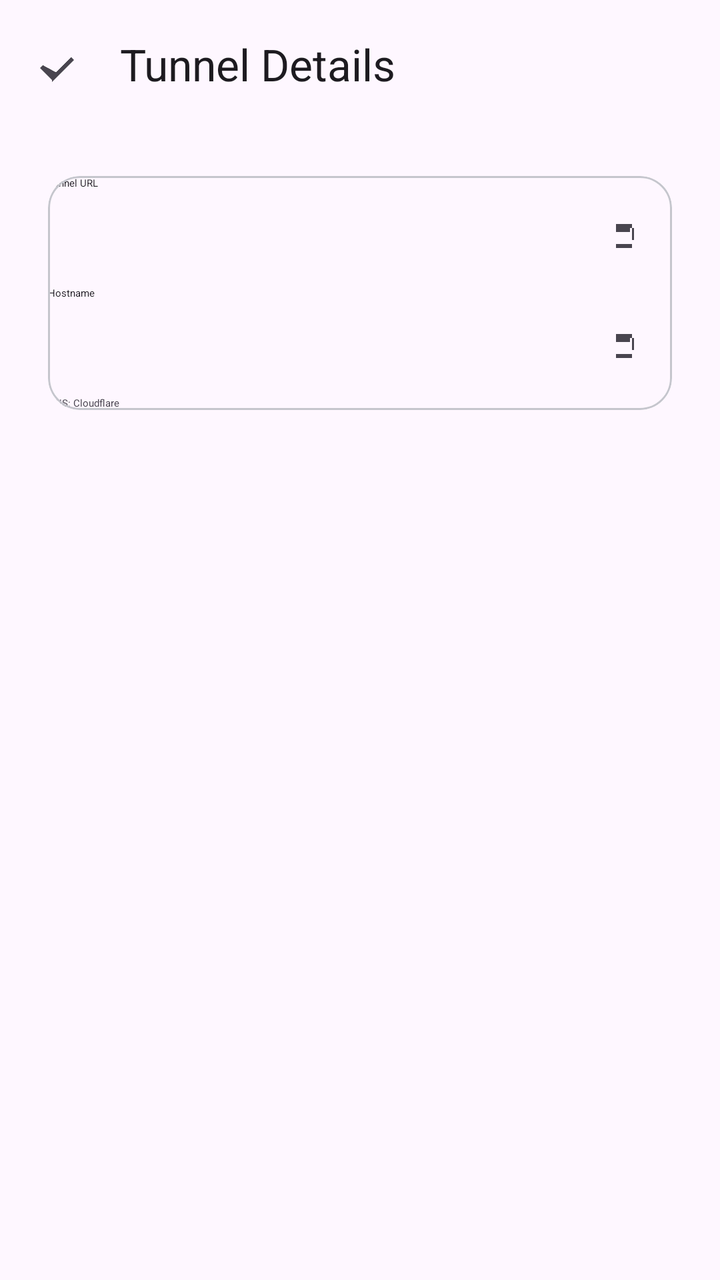
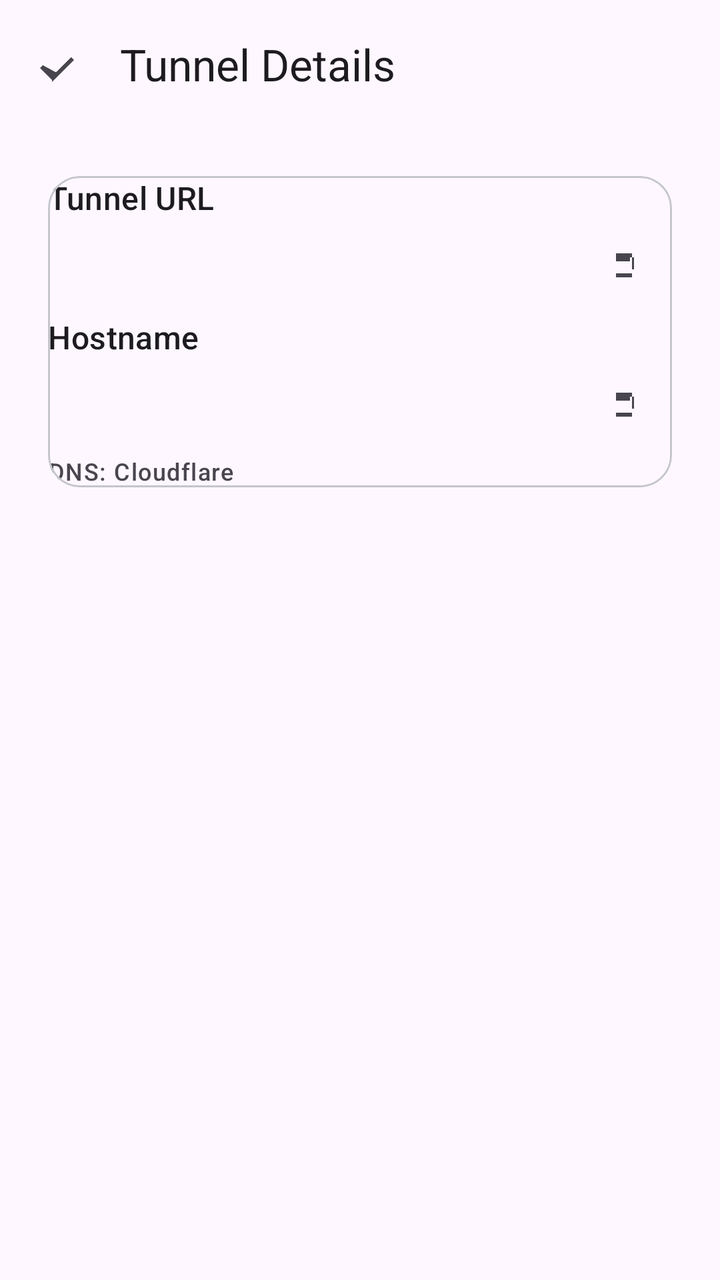

Compare the two renders of this Android layout. The source of the first and the diff that turns it into the second are given below.
<!-- AndroidManifest.xml: application theme Theme.TunPixel -->
<!-- res/layout/activity_tunnel_details.xml -->
<?xml version="1.0" encoding="utf-8"?>
<androidx.constraintlayout.widget.ConstraintLayout xmlns:android="http://schemas.android.com/apk/res/android"
    xmlns:app="http://schemas.android.com/apk/res-auto"
    xmlns:tools="http://schemas.android.com/tools"
    android:layout_width="match_parent"
    android:layout_height="match_parent"
    android:background="?attr/colorBackground"
    tools:context=".TunnelDetailsActivity">

    <com.google.android.material.appbar.MaterialToolbar
        android:id="@+id/toolbar"
        android:layout_width="match_parent"
        android:layout_height="?attr/actionBarSize"
        android:background="?attr/colorSurface"
        app:title="@string/text_tunnel_details"
        app:navigationIcon="@drawable/ic_baseline_arrow_back_24"
        app:layout_constraintTop_toTopOf="parent" />

    <ScrollView
        android:layout_width="match_parent"
        android:layout_height="0dp"
        app:layout_constraintTop_toBottomOf="@id/toolbar"
        app:layout_constraintBottom_toBottomOf="parent">

        <LinearLayout
            android:layout_width="match_parent"
            android:layout_height="wrap_content"
            android:orientation="vertical"
            android:padding="24dp"
            android:spacing="24dp">

            <com.google.android.material.card.MaterialCardView
                style="@style/Widget.TunPixel.CardView"
                android:layout_width="match_parent"
                android:layout_height="wrap_content"
                android:padding="24dp">

                <LinearLayout
                    android:layout_width="match_parent"
                    android:layout_height="wrap_content"
                    android:orientation="vertical"
                    android:spacing="16dp">

                    <TextView
                        android:id="@+id/textTunnelUrlLabel"
                        android:layout_width="match_parent"
                        android:layout_height="wrap_content"
                        android:text="Tunnel URL"
                        android:textAppearance="?attr/titleMedium"
                        android:textColor="?attr/colorOnSurface" />

                    <LinearLayout
                        android:layout_width="match_parent"
                        android:layout_height="wrap_content"
                        android:orientation="horizontal"
                        android:spacing="8dp">

                        <TextView
                            android:id="@+id/textTunnelUrl"
                            android:layout_width="0dp"
                            android:layout_height="wrap_content"
                            android:layout_weight="1"
                            android:textAppearance="?attr/bodyMedium"
                            android:textColor="?attr/colorPrimaryContainer"
                            android:isTextSelectable="true" />

                        <ImageButton
                            android:id="@+id/buttonCopyUrl"
                            android:layout_width="48dp"
                            android:layout_height="48dp"
                            android:background="?attr/selectableItemBackgroundBorderless"
                            android:src="@drawable/ic_baseline_content_copy_24"
                            android:contentDescription="Copy URL" />
                    </LinearLayout>

                    <TextView
                        android:id="@+id/textTunnelHostnameLabel"
                        android:layout_width="match_parent"
                        android:layout_height="wrap_content"
                        android:text="Hostname"
                        android:textAppearance="?attr/titleMedium"
                        android:textColor="?attr/colorOnSurface" />

                    <LinearLayout
                        android:layout_width="match_parent"
                        android:layout_height="wrap_content"
                        android:orientation="horizontal"
                        android:spacing="8dp">

                        <TextView
                            android:id="@+id/textTunnelHostname"
                            android:layout_width="0dp"
                            android:layout_height="wrap_content"
                            android:layout_weight="1"
                            android:textAppearance="?attr/bodyMedium"
                            android:textColor="?attr/colorPrimaryContainer"
                            android:isTextSelectable="true" />

                        <ImageButton
                            android:id="@+id/buttonCopyHostname"
                            android:layout_width="48dp"
                            android:layout_height="48dp"
                            android:background="?attr/selectableItemBackgroundBorderless"
                            android:src="@drawable/ic_baseline_content_copy_24"
                            android:contentDescription="Copy hostname" />
                    </LinearLayout>

                    <TextView
                        android:id="@+id/textDnsMode"
                        android:layout_width="match_parent"
                        android:layout_height="wrap_content"
                        android:text="DNS: Cloudflare"
                        android:textAppearance="?attr/labelMedium"
                        android:textColor="?attr/colorOnSurfaceVariant" />
                </LinearLayout>
            </com.google.android.material.card.MaterialCardView>

            <ImageView
                android:id="@+id/imageQrCode"
                android:layout_width="200dp"
                android:layout_height="200dp"
                android:layout_gravity="center_horizontal"
                android:contentDescription="QR Code" />

        </LinearLayout>
    </ScrollView>

</androidx.constraintlayout.widget.ConstraintLayout>
<!-- resources referenced by this layout -->
<resources>
  <!-- drawable ic_baseline_arrow_back_24 (drawable) -->
  <?xml version="1.0" encoding="utf-8"?>
  <vector xmlns:android="http://schemas.android.com/apk/res/android"
      android:width="24dp"
      android:height="24dp"
      android:viewportWidth="24"
      android:viewportHeight="24"
      android:tint="?attr/colorControlNormal">
      <path
          android:fillColor="@android:color/white"
          android:pathData="M10,20l-6,-6 1.41,-1.41L12,16.17l7.59,-7.59L21,10l-11,11z"/>
  </vector>
  <!-- drawable ic_baseline_content_copy_24 (drawable) -->
  <?xml version="1.0" encoding="utf-8"?>
  <vector xmlns:android="http://schemas.android.com/apk/res/android"
      android:width="24dp"
      android:height="24dp"
      android:viewportWidth="24"
      android:viewportHeight="24"
      android:tint="?attr/colorControlNormal">
      <path
          android:fillColor="@android:color/white"
          android:pathData="M16,17H8v-2h8v2zm3-4h-2V7h-2v2H8V5h8v8z"/>
  </vector>
  <string name="text_tunnel_details">Tunnel Details</string>
  <style name="Widget.TunPixel.CardView" parent="Widget.Material3.CardView.Outlined">
          <item name="cardCornerRadius">@dimen/card_corner_radius</item>
          <item name="strokeColor">@color/color_outline_variant</item>
          <item name="strokeWidth">1dp</item>
      </style>
  <style name="Theme.TunPixel" parent="Theme.Material3.DayNight.NoActionBar">
          <item name="colorPrimary">@color/color_primary</item>
          <item name="colorOnPrimary">@color/color_on_primary</item>
          <item name="colorSecondary">@color/color_secondary</item>
          <item name="colorOnSecondary">@color/color_on_secondary</item>
          <item name="colorTertiary">@color/color_tertiary</item>
          <item name="colorOnTertiary">@color/color_on_tertiary</item>
          <item name="colorError">@color/color_error</item>
          <item name="colorOnError">@color/color_on_error</item>
          <item name="android:statusBarColor">?attr/colorSurface</item>
          <item name="android:navigationBarColor">?attr/colorSurface</item>
          <item name="android:windowLightStatusBar">true</item>
      </style>
  <dimen name="card_corner_radius">16dp</dimen>
  <color name="color_outline_variant">#FFC5C6CD</color>
  <color name="color_primary">#FF4127A8</color>
  <color name="color_on_primary">#FFFFFFFF</color>
  <color name="color_secondary">#FF5B6073</color>
  <color name="color_on_secondary">#FFFFFFFF</color>
  <color name="color_tertiary">#FF595C74</color>
  <color name="color_on_tertiary">#FFFFFFFF</color>
  <color name="color_error">#FFBA1A1A</color>
  <color name="color_on_error">#FFFFFFFF</color>
</resources>

<!-- the commit's change to res/layout/activity_tunnel_details.xml (unified diff, before → after) -->
@@ -4,7 +4,7 @@
     xmlns:tools="http://schemas.android.com/tools"
     android:layout_width="match_parent"
     android:layout_height="match_parent"
-    android:background="?attr/colorBackground"
+    android:background="?attr/colorSurface"
     tools:context=".TunnelDetailsActivity">
 
     <com.google.android.material.appbar.MaterialToolbar
@@ -26,8 +26,7 @@
             android:layout_width="match_parent"
             android:layout_height="wrap_content"
             android:orientation="vertical"
-            android:padding="24dp"
-            android:spacing="24dp">
+            android:padding="24dp">
 
             <com.google.android.material.card.MaterialCardView
                 style="@style/Widget.TunPixel.CardView"
@@ -38,31 +37,29 @@
                 <LinearLayout
                     android:layout_width="match_parent"
                     android:layout_height="wrap_content"
-                    android:orientation="vertical"
-                    android:spacing="16dp">
+                    android:orientation="vertical">
 
                     <TextView
                         android:id="@+id/textTunnelUrlLabel"
                         android:layout_width="match_parent"
                         android:layout_height="wrap_content"
                         android:text="Tunnel URL"
-                        android:textAppearance="?attr/titleMedium"
+                        android:textAppearance="?attr/textAppearanceTitleMedium"
                         android:textColor="?attr/colorOnSurface" />
 
                     <LinearLayout
                         android:layout_width="match_parent"
                         android:layout_height="wrap_content"
-                        android:orientation="horizontal"
-                        android:spacing="8dp">
+                        android:orientation="horizontal">
 
                         <TextView
                             android:id="@+id/textTunnelUrl"
                             android:layout_width="0dp"
                             android:layout_height="wrap_content"
                             android:layout_weight="1"
-                            android:textAppearance="?attr/bodyMedium"
+                            android:textAppearance="?attr/textAppearanceBodyMedium"
                             android:textColor="?attr/colorPrimaryContainer"
-                            android:isTextSelectable="true" />
+                            android:textIsSelectable="true" />
 
                         <ImageButton
                             android:id="@+id/buttonCopyUrl"
@@ -78,23 +75,22 @@
                         android:layout_width="match_parent"
                         android:layout_height="wrap_content"
                         android:text="Hostname"
-                        android:textAppearance="?attr/titleMedium"
+                        android:textAppearance="?attr/textAppearanceTitleMedium"
                         android:textColor="?attr/colorOnSurface" />
 
                     <LinearLayout
                         android:layout_width="match_parent"
                         android:layout_height="wrap_content"
-                        android:orientation="horizontal"
-                        android:spacing="8dp">
+                        android:orientation="horizontal">
 
                         <TextView
                             android:id="@+id/textTunnelHostname"
                             android:layout_width="0dp"
                             android:layout_height="wrap_content"
                             android:layout_weight="1"
-                            android:textAppearance="?attr/bodyMedium"
+                            android:textAppearance="?attr/textAppearanceBodyMedium"
                             android:textColor="?attr/colorPrimaryContainer"
-                            android:isTextSelectable="true" />
+                            android:textIsSelectable="true" />
 
                         <ImageButton
                             android:id="@+id/buttonCopyHostname"
@@ -110,7 +106,7 @@
                         android:layout_width="match_parent"
                         android:layout_height="wrap_content"
                         android:text="DNS: Cloudflare"
-                        android:textAppearance="?attr/labelMedium"
+                        android:textAppearance="?attr/textAppearanceLabelMedium"
                         android:textColor="?attr/colorOnSurfaceVariant" />
                 </LinearLayout>
             </com.google.android.material.card.MaterialCardView>
